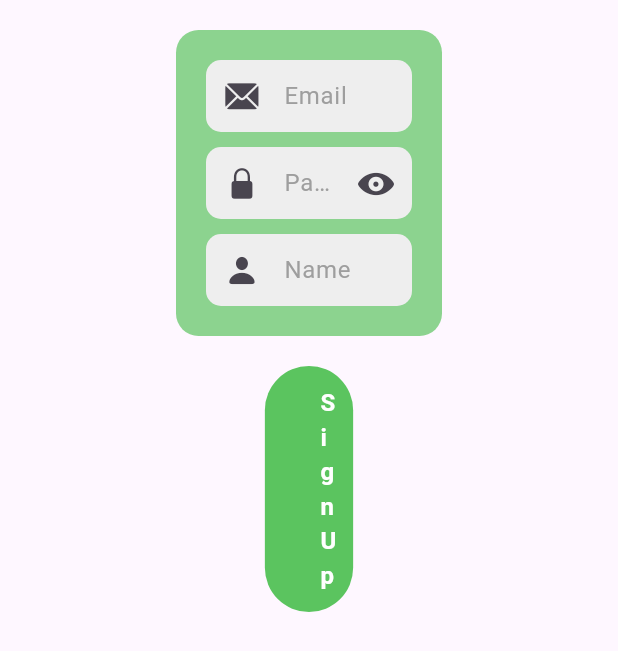
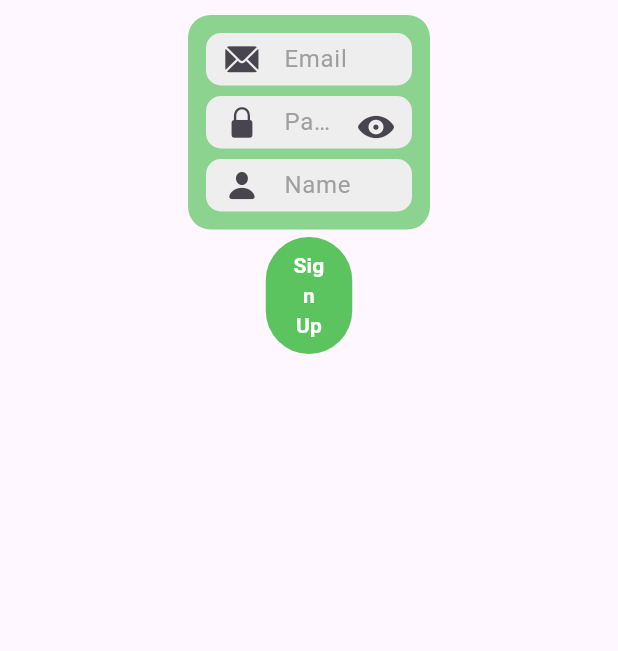
Before and after one commit to Epicder/card-shootout-game, a Flutter app: the SignUpScreen widget shown alone on an empty page, opened directly, on a phone screen of 412 x 824 dp. Shown: the top 651 px of the screen. Run offline on Flutter 3.47's test engine with Material 3 defaults, Android fonts, the light colour scheme and no system bars; our stand-ins replace bloc, cloud_firestore, equatable, firebase_auth, firebase_core, flutter_bloc; accounts and stored records are empty; network calls fail.

Commit message:
Login UI Mobile responsive done ✔

```diff
--- a/penalty_card_game/lib/screens/auth/sign_up_screen.dart
+++ b/penalty_card_game/lib/screens/auth/sign_up_screen.dart
@@ -30,6 +30,8 @@ class _SignUpScreenState extends State<SignUpScreen> {
 
   @override
 Widget build(BuildContext context) {
+  final screenWidth = MediaQuery.of(context).size.width;
+    final screenHeight = MediaQuery.of(context).size.height;
   return BlocListener<SignUpBloc, SignUpState>(
     listener: (context, state) {
       if (state is SignUpSuccess) {
@@ -49,9 +51,9 @@ Widget build(BuildContext context) {
       child: Center(
         child: Column(
           children: [
-            const SizedBox(height: 20),
+            const SizedBox(height: 10),
             Container(
-              padding: const EdgeInsets.all(20),
+           padding: const EdgeInsets.all(12),
               decoration: BoxDecoration(
                 color: const Color.fromRGBO(91, 196, 95, 0.7), // Background color
                 borderRadius: BorderRadius.circular(15),
@@ -59,14 +61,14 @@ Widget build(BuildContext context) {
               child: Column(
                 children: [
                   _buildEmailField(context),
-                  const SizedBox(height: 10),
+                  const SizedBox(height: 7),
                   _buildPasswordField(context),
-                  const SizedBox(height: 10),
+                  const SizedBox(height: 7),
                   _buildNameField(context),
                 ],
               ),
             ),
-            const SizedBox(height: 20),
+            const SizedBox(height: 5),
             _buildSignUpButton(context),
           ],
         ),
@@ -78,6 +80,8 @@ Widget build(BuildContext context) {
 Widget _buildEmailField(BuildContext context) {
   return SizedBox(
     width: MediaQuery.of(context).size.width / 3,
+    child: Container(
+      height: 35, // Set the desired height here
       child: MyTextField(
         controller: emailController,
         hintText: 'Email',
@@ -93,12 +97,15 @@ Widget _buildEmailField(BuildContext context) {
           return null;
         },
       ),
+    ),
   );
 }
 
 Widget _buildPasswordField(BuildContext context) {
   return SizedBox(
     width: MediaQuery.of(context).size.width / 3,
+    child: Container(
+      height: 35, // Set the desired height here
       child: MyTextField(
         controller: passwordController,
         hintText: 'Password',
@@ -135,12 +142,15 @@ Widget _buildPasswordField(BuildContext context) {
           return null;
         },
       ),
+    ),
   );
 }
 
 Widget _buildNameField(BuildContext context) {
   return SizedBox(
     width: MediaQuery.of(context).size.width / 3,
+    child: Container(
+      height: 35, // Set the desired height here
       child: MyTextField(
         controller: nameController,
         hintText: 'Name',
@@ -156,13 +166,15 @@ Widget _buildNameField(BuildContext context) {
           return null;
         },
       ),
+    ),
   );
 }
 
 Widget _buildSignUpButton(BuildContext context) {
+  final screenWidth = MediaQuery.of(context).size.width;
   return !signUpRequired
       ? SizedBox(
-          width: MediaQuery.of(context).size.width / 7,
+          width: screenWidth * 0.14,
           child: TextButton(
             onPressed: () {
               if (_formKey.currentState!.validate()) {
@@ -187,13 +199,13 @@ Widget _buildSignUpButton(BuildContext context) {
               ),
             ),
             child: const Padding(
-              padding: EdgeInsets.symmetric(horizontal: 25, vertical: 5),
+              padding: EdgeInsets.symmetric(horizontal: 5, vertical: 1),
               child: Text(
                 'Sign Up',
                 textAlign: TextAlign.center,
                 style: TextStyle(
                   color: Colors.white,
-                  fontSize: 16,
+                  fontSize: 14,
                   fontWeight: FontWeight.w600,
                 ),
               ),
```
Also changed, not shown: penalty_card_game/lib/screens/auth/sign_in_screen.dart (+18 -8 lines). Lines whose indentation alone changed are shown as unchanged.
